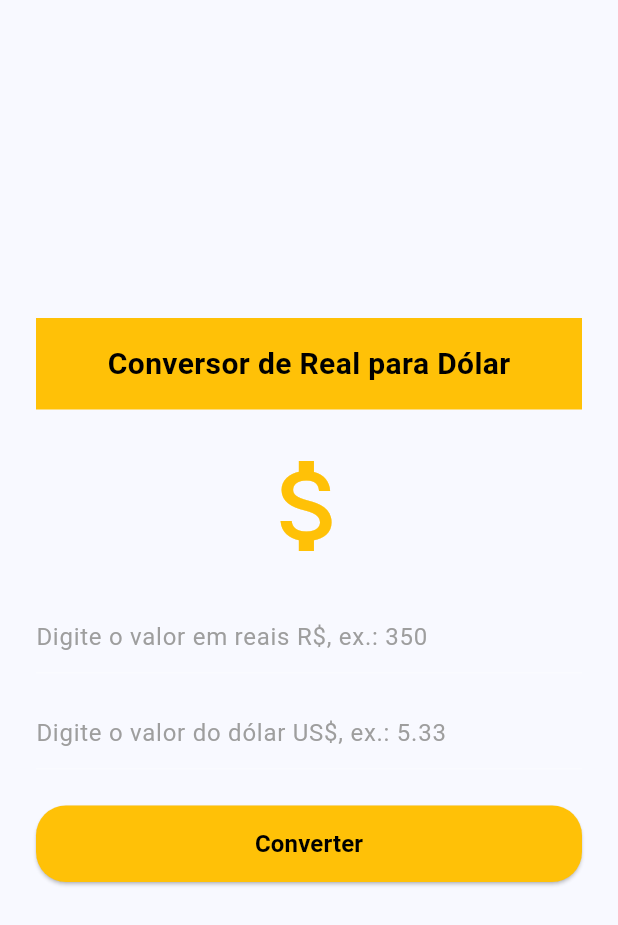
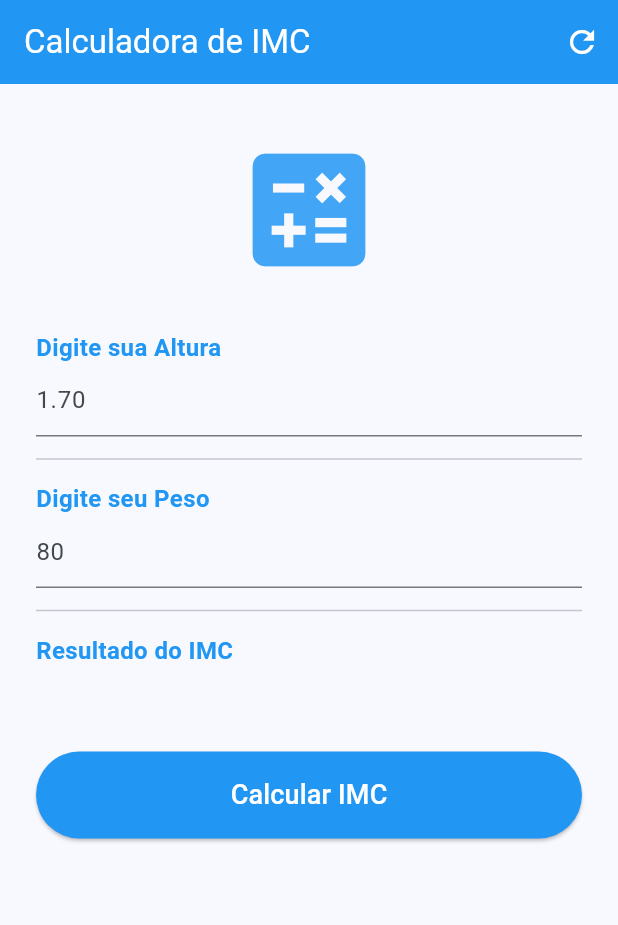
Before and after one commit to PriscilaSantos29/myapp, a Flutter app: the screen it shows after launch, on a phone screen of 412 x 824 dp. Shown: the top 925 px of the screen. Run offline on Flutter 3.47's test engine with Material 3 defaults, Android fonts, the phone set to English and light mode, and no system bars; our stand-ins replace google_fonts; project files that could hold a hidden picture were left out.

Commit message:
exercicio2_form

```diff
--- a/lib/app.dart
+++ b/lib/app.dart
@@ -1,5 +1,7 @@
 import 'package:flutter/material.dart';
-import 'presentation/pages/text/exercicioForms/home_page2.dart';
+import 'presentation/pages/text/exercicios2/home_page2.dart';
+
+
 class MyApp extends StatelessWidget {
   const MyApp({super.key});
 
@@ -11,7 +13,7 @@ class MyApp extends StatelessWidget {
         colorScheme: ColorScheme.fromSeed(seedColor: Colors.blue),
         useMaterial3: true,
       ),
-      home:  ConversorPage(),
+      home:  ImcCalculatorPage(),
     );
   }
 }
--- /dev/null
+++ b/lib/presentation/pages/text/exercicios2/home_page2.dart
@@ -0,0 +1,158 @@
+import 'package:flutter/material.dart';
+
+class ImcCalculatorPage extends StatefulWidget {
+  const ImcCalculatorPage({super.key});
+
+  @override
+  State<ImcCalculatorPage> createState() => _ImcCalculatorPageState();
+}
+
+class _ImcCalculatorPageState extends State<ImcCalculatorPage> {
+  final TextEditingController alturaController = TextEditingController();
+  final TextEditingController pesoController = TextEditingController();
+
+  String resultado = "";
+
+  void calcularIMC() {
+    double? altura = double.tryParse(alturaController.text);
+    double? peso = double.tryParse(pesoController.text);
+
+    if (altura == null || peso == null) {
+      setState(() {
+        resultado = "Valores inválidos";
+      });
+      return;
+    }
+
+    double imc = peso / (altura * altura);
+    String classificacao = "";
+
+    if (imc < 18.5) {
+      classificacao = "Magreza";
+    } else if (imc < 24.9) {
+      classificacao = "Normal";
+    } else if (imc < 29.9) {
+      classificacao = "Sobrepeso";
+    } else if (imc < 39.9) {
+      classificacao = "Obesidade";
+    } else {
+      classificacao = "Obesidade Grave";
+    }
+
+    setState(() {
+      resultado = "${imc.toStringAsFixed(1)} - $classificacao";
+    });
+  }
+
+  void resetCampos() {
+    alturaController.clear();
+    pesoController.clear();
+    setState(() => resultado = "");
+  }
+
+  @override
+  Widget build(BuildContext context) {
+    return Scaffold(
+      appBar: AppBar(
+        title: const Text(
+          "Calculadora de IMC",
+          style: TextStyle(color: Colors.white),
+        ),
+        backgroundColor: Colors.blue,
+        actions: [
+          IconButton(
+            icon: const Icon(Icons.refresh, color: Colors.white),
+            onPressed: resetCampos,
+          )
+        ],
+      ),
+      body: SingleChildScrollView(
+        padding: const EdgeInsets.all(24),
+        child: Column(
+          children: [
+            const SizedBox(height: 10),
+
+            // Ícone grande
+            Icon(Icons.calculate, size: 100, color: Colors.blue[400]),
+
+            const SizedBox(height: 30),
+
+            // Campo altura
+            const Align(
+              alignment: Alignment.centerLeft,
+              child: Text(
+                "Digite sua Altura",
+                style: TextStyle(
+                    fontSize: 16,
+                    fontWeight: FontWeight.bold,
+                    color: Colors.blue),
+              ),
+            ),
+            TextField(
+              controller: alturaController,
+              keyboardType: TextInputType.number,
+              decoration: const InputDecoration(
+                hintText: "1.70",
+              ),
+            ),
+            const Divider(height: 30),
+
+            // Campo peso
+            const Align(
+              alignment: Alignment.centerLeft,
+              child: Text(
+                "Digite seu Peso",
+                style: TextStyle(
+                    fontSize: 16,
+                    fontWeight: FontWeight.bold,
+                    color: Colors.blue),
+              ),
+            ),
+            TextField(
+              controller: pesoController,
+              keyboardType: TextInputType.number,
+              decoration: const InputDecoration(hintText: "80"),
+            ),
+            const Divider(height: 30),
+
+            // Resultado
+            const Align(
+              alignment: Alignment.centerLeft,
+              child: Text(
+                "Resultado do IMC",
+                style: TextStyle(
+                    fontSize: 16,
+                    fontWeight: FontWeight.bold,
+                    color: Colors.blue),
+              ),
+            ),
+            Text(
+              resultado,
+              style: const TextStyle(fontSize: 18),
+            ),
+
+            const SizedBox(height: 30),
+
+            // Botão calcular
+            SizedBox(
+              width: double.infinity,
+              child: ElevatedButton(
+                onPressed: calcularIMC,
+                style: ElevatedButton.styleFrom(
+                  padding: const EdgeInsets.all(16),
+                  backgroundColor: Colors.blue,
+                  shape: RoundedRectangleBorder(
+                      borderRadius: BorderRadius.circular(30)),
+                ),
+                child: const Text(
+                  "Calcular IMC",
+                  style: TextStyle(fontSize: 18, color: Colors.white),
+                ),
+              ),
+            )
+          ],
+        ),
+      ),
+    );
+  }
+}
```
Also changed, not shown: lib/presentation/pages/text/exercicios2/home_page1.dart (added, +155 -0 lines), lib/presentation/pages/text/exercicios2/home_page3.dart (added, +203 -0 lines), lib/presentation/pages/text/exercicios2/home_page4.dart (added, +179 -0 lines).
